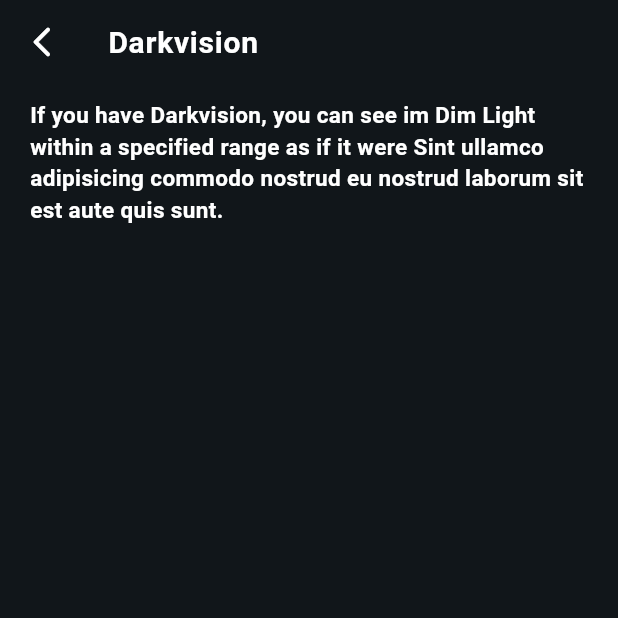
After one commit to Slowriide/dndapp, a Flutter app: the DarkvisionScreen screen opened by its route, on a phone screen of 412 x 824 dp, the top half of it. The commit adds this screen. Run offline on Flutter 3.47's test engine with Material 3 defaults, Android fonts, the phone set to English and light mode, and no system bars; our stand-ins replace animate_do, cloud_firestore, dartz, dio, firebase_auth, firebase_core and 7 more; accounts and stored records are empty; generated files the repository leaves out were written again; network calls fail; project files that could hold a hidden picture were left out.

Commit message:
palabras marcadas

```diff
--- a/lib/core/config/router/app_router.dart
+++ b/lib/core/config/router/app_router.dart
@@ -17,6 +17,10 @@ import 'package:dnd_app/presentation/dnd/monster_screen.dart';
 import 'package:dnd_app/presentation/home/profile_screen.dart';
 import 'package:dnd_app/presentation/home/tier_screen.dart';
 import 'package:dnd_app/presentation/dnd/join_campaign_screen.dart';
+import 'package:dnd_app/presentation/referencies/blindsight_screen.dart';
+import 'package:dnd_app/presentation/referencies/darkvision_screen.dart';
+import 'package:dnd_app/presentation/referencies/history_screen.dart';
+import 'package:dnd_app/presentation/referencies/perception_screen.dart';
 
 import 'package:go_router/go_router.dart';
 
@@ -117,6 +121,22 @@ final appRouter = GoRouter(
       builder: (context, state) => const FavoritesScreen(),
     ),
     GoRoute(
+      path: '/perception',
+      builder: (context, state) => const PerceptionScreen(),
+    ),
+    GoRoute(
+      path: '/history',
+      builder: (context, state) => const HistoryScreen(),
+    ),
+    GoRoute(
+      path: '/blindsight',
+      builder: (context, state) => const BlindsightScreen(),
+    ),
+    GoRoute(
+      path: '/darkvision',
+      builder: (context, state) => const DarkvisionScreen(),
+    ),
+    GoRoute(
       path: '/join_campaign_screen',
       builder: (context, state) => const JoinCampaignScreen(),
     ),
--- a/lib/presentation/dnd/favorites_screen.dart
+++ b/lib/presentation/dnd/favorites_screen.dart
@@ -59,7 +59,8 @@ class FavoritesScreenState extends ConsumerState<FavoritesScreen> {
       body: FavoritesInfiniteScroll(
         loadNextPage: loadNextPage,
         favoriteMonsters: favoriteMonsters,
-        ));
+      ),
+    );
   }
 }
 
--- /dev/null
+++ b/lib/presentation/referencies/darkvision_screen.dart
@@ -0,0 +1,27 @@
+import 'package:flutter/material.dart';
+
+class DarkvisionScreen extends StatelessWidget {
+  const DarkvisionScreen({super.key});
+
+  @override
+  Widget build(BuildContext context) {
+    final textStyles = Theme.of(context).textTheme;
+    return Scaffold(
+      appBar: AppBar(
+        leading: IconButton(
+          onPressed: () => Navigator.pop(context),
+          icon: const Icon(Icons.arrow_back_ios_new_rounded),
+        ),
+        //APPBAR TEXT
+        title: Text('Darkvision', style: textStyles.bodyLarge),
+      ),
+      body: Padding(
+        padding: const EdgeInsets.symmetric(horizontal: 20, vertical: 10),
+        child: Text(
+          "If you have Darkvision, you can see im Dim Light within a specified range as if it were Sint ullamco adipisicing commodo nostrud eu nostrud laborum sit est aute quis sunt.",
+          style: textStyles.bodyMedium,
+        ),
+      ),
+    );
+  }
+}
--- /dev/null
+++ b/lib/presentation/referencies/referencies.dart
@@ -0,0 +1,4 @@
+export 'blindsight_screen.dart';
+export 'darkvision_screen.dart';
+export './history_screen.dart';
+export './perception_screen.dart';
```
Also changed, not shown: lib/domain/entities/dnd/specifics/monster.dart (+19 -15 lines), lib/presentation/referencies/blindsight_screen.dart (added, +27 -0 lines), lib/presentation/referencies/history_screen.dart (added, +27 -0 lines), lib/presentation/referencies/perception_screen.dart (added, +27 -0 lines). Lines whose indentation alone changed are shown as unchanged.
